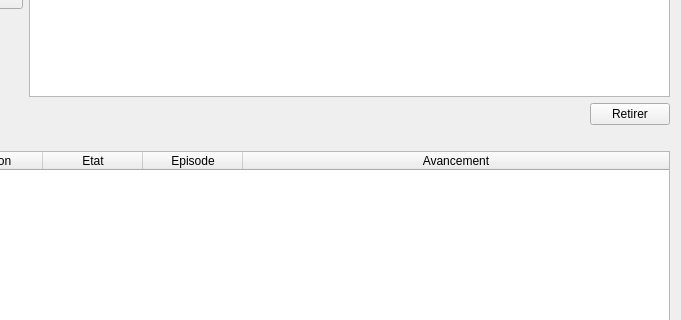
Before: the Qt Designer form src/ui/tabs/planning_tab.ui in seigneurfuo/MyAnimeManager3, drawn with Qt 5; both pictures show x 169 to 850 and y 145 to 465 of the 850 by 546 pixel window.
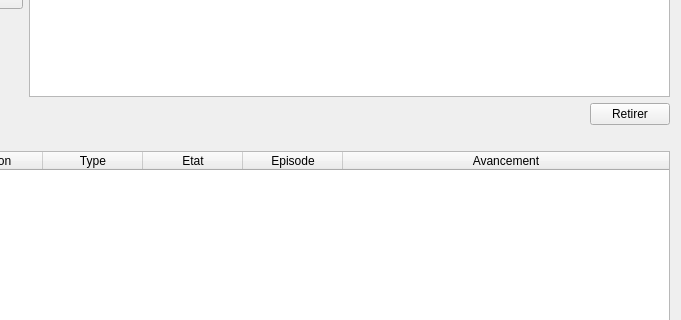
After: the same form once the commit is applied. Icons and pictures are not drawn.

Commit message: - Ajout du type de saisons sur le tableau du planning et le tableau des saisons alétoires. - Ajout des icones en fonction du type de visionnage dans le tableau du planning. - Désactivation du bouton suprression par défaut

```diff
--- a/src/ui/tabs/planning_tab.ui
+++ b/src/ui/tabs/planning_tab.ui
@@ -262,6 +262,11 @@
          <string>Saison</string>
         </property>
        </column>
+       <column>
+        <property name="text">
+         <string>Type</string>
+        </property>
+       </column>
        <column>
         <property name="text">
          <string>Etat</string>
```
The commit also changes 4 other files.
